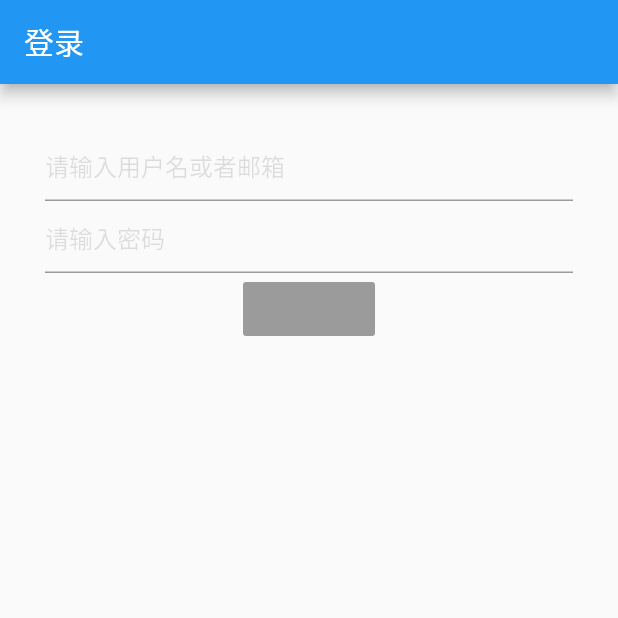
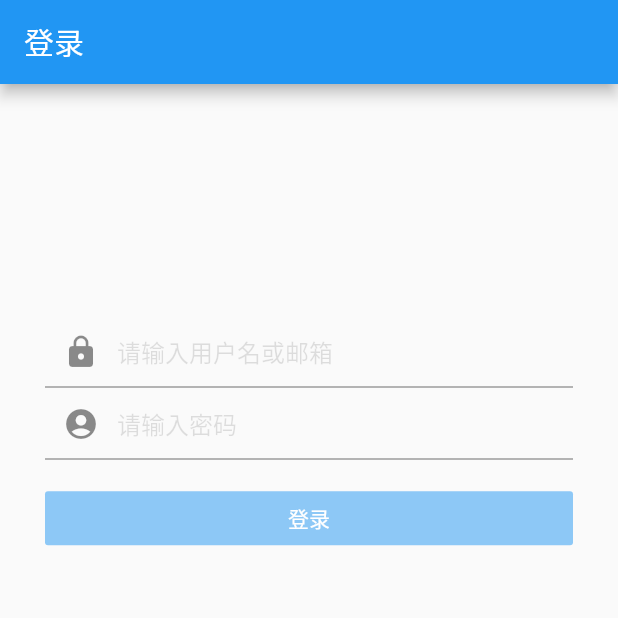
Before and after one commit to wei120698598/flutter_github, a Flutter app: the screen it shows after launch, on a phone screen of 412 x 824 dp, the top half of it. Run offline on Flutter 3.47's test engine with Material 2 defaults, Android fonts, the phone set to English and light mode, and no system bars.

Commit message:
添加国际化

```diff
--- a/lib/main.dart
+++ b/lib/main.dart
@@ -1,60 +1,153 @@
 import 'package:flutter/material.dart';
+import 'package:flutter/rendering.dart';
+import 'package:flutter_localizations/flutter_localizations.dart';
 
-void main() => runApp(MyApp());
+import 'generated/i18n.dart';
+
+void main() {
+  debugDumpLayerTree();
+  debugPaintSizeEnabled = false;
+  runApp(MyApp());
+}
 
 class MyApp extends StatelessWidget {
   // This widget is the root of your application.
   @override
   Widget build(BuildContext context) {
     return MaterialApp(
-      title: 'Github Client',
+      localizationsDelegates: [
+        S.delegate,
+        GlobalMaterialLocalizations.delegate,
+        GlobalWidgetsLocalizations.delegate,
+      ],
+      supportedLocales: S.delegate.supportedLocales,
+      onGenerateTitle: (context) {
+        return S.of(context).page_title_login;
+      },
       theme: ThemeData(
         primarySwatch: Colors.blue,
       ),
-      home: LoginPage(title: '登录'),
+      home: LoginPage(),
     );
   }
 }
 
 class LoginPage extends StatefulWidget {
-  LoginPage({Key key, this.title}) : super(key: key);
-  final String title;
+  LoginPage({Key key}) : super(key: key);
 
   @override
-  _LoginPageState createState() => _LoginPageState();
+  State<LoginPage> createState() {
+    return _LoginPageState();
+  }
 }
 
 class _LoginPageState extends State<LoginPage> {
+  final _umEdtCtr = TextEditingController();
+  final _pwdEdtCtr = TextEditingController();
+  var _btnEnabled = false;
+
   @override
   Widget build(BuildContext context) {
+    var listener = () {
+      setState(() {
+        _btnEnabled = _umEdtCtr.text.trim().isNotEmpty && _pwdEdtCtr.text.trim().isNotEmpty;
+      });
+    };
+    _umEdtCtr.addListener(listener);
+    _pwdEdtCtr.addListener(listener);
     return Scaffold(
       appBar: AppBar(
-        title: Text(widget.title),
+        title: Text(S.of(context).page_title_login),
       ),
-      body: buildContainer(),
-    );
-  }
-
-  Container buildContainer() {
-    return Container(
-      margin: EdgeInsets.all(30),
-      child: Column(children: [
-        TextField(
-          decoration: InputDecoration(
-            hintText: "请输入用户名或者邮箱",
-            hintStyle: TextStyle(color: Colors.black12),
+      body: Container(
+        margin: EdgeInsets.only(left: 30, right: 30, bottom: 300),
+        child: Column(mainAxisAlignment: MainAxisAlignment.center, children: [
+          _LoginInput(
+            hintText: S.of(context).user_name_input_hint,
+            editingController: _umEdtCtr,
           ),
-        ),
-        TextField(
-          decoration: InputDecoration(
-            hintText: "请输入密码",
-            hintStyle: TextStyle(color: Colors.black12),
+          _LoginInput(
+            hintText: S.of(context).password_input_hint,
+            editingController: _pwdEdtCtr,
+            isPwd: true,
           ),
-        ),
-        RaisedButton(
-          textColor: Color(0xFF),
-        ),
-      ]),
+          Container(
+            margin: EdgeInsets.only(top: 15),
+            width: double.infinity,
+            child: RaisedButton(
+              color: Theme.of(context).accentColor,
+              textColor: Colors.white,
+              disabledColor: Theme.of(context).accentColor.withOpacity(0.5),
+              disabledTextColor: Colors.white.withOpacity(0.5),
+              materialTapTargetSize: MaterialTapTargetSize.padded,
+              onPressed: _btnEnabled
+                  ? () {
+                      print("点击了登录${_umEdtCtr.text}:${_pwdEdtCtr.text}");
+                    }
+                  : null,
+              child: Text(S.of(context).page_title_login),
+            ),
+          ),
+        ]),
+      ),
     );
   }
 }
+
+/// 登录输入框
+class _LoginInput extends StatefulWidget {
+  final TextStyle _hintTextStyle = const TextStyle(
+    color: Colors.black12,
+    fontSize: 16,
+  );
+
+  final String hintText;
+  final bool isPwd;
+  final TextEditingController editingController;
+
+  _LoginInput({Key key, this.hintText, this.isPwd = false, this.editingController}) : super(key: key);
+
+  @override
+  State<StatefulWidget> createState() {
+    return _LoginInputState();
+  }
+}
+
+class _LoginInputState extends State<_LoginInput> {
+  bool _visibility = false;
+  bool _isEmpty = true;
+
+  @override
+  Widget build(BuildContext context) {
+    widget.editingController.addListener(() {
+      setState(() {
+        _isEmpty = widget.editingController.text.isEmpty;
+      });
+    });
+    return TextFormField(
+      textInputAction: widget.isPwd ? TextInputAction.done : TextInputAction.next,
+      obscureText: widget.isPwd && !_visibility,
+      controller: widget.editingController,
+      decoration: InputDecoration(
+        hintText: widget.hintText,
+        hintStyle: widget._hintTextStyle,
+        prefixIcon: Icon(widget.isPwd ? Icons.account_circle : Icons.lock),
+        suffixIcon: Visibility(
+          visible: !_isEmpty,
+          child: IconButton(
+            onPressed: () {
+              if (!widget.isPwd) {
+                widget.editingController.clear();
+              } else {
+                setState(() {
+                  _visibility = !_visibility;
+                });
+              }
+            },
+            icon: Icon(widget.isPwd ? (_visibility ? Icons.visibility_off : Icons.visibility) : Icons.clear),
+          ),
+        ),
+      ),
+    );
+  }
+}
--- /dev/null
+++ b/res/values/strings_en.arb
@@ -0,0 +1,6 @@
+{
+  "page_title_login": "登录",
+  "user_name_input_hint": "请输入用户名或邮箱",
+  "password_input_hint": "请输入密码",
+  "login_btn_text": "登录"
+}
```
Also changed, not shown: pubspec.yaml (+4 -3 lines), lib/generated/i18n.dart (added), pubspec.lock, 2 other files.
